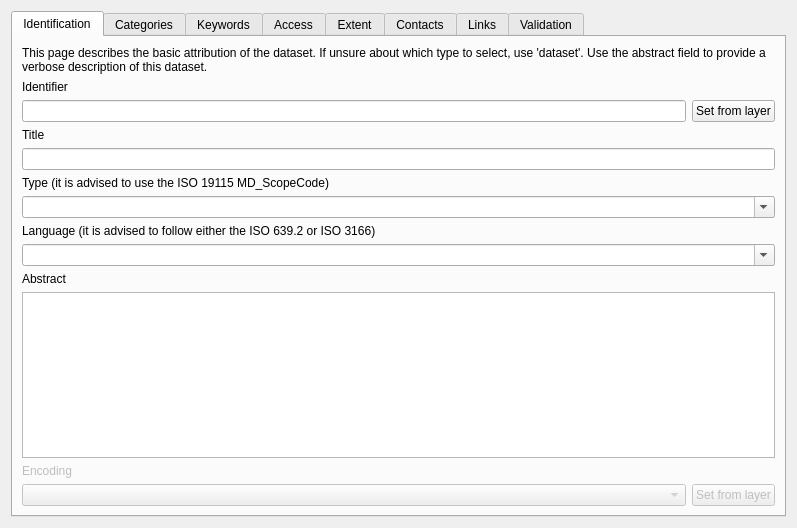
Before: the Qt Designer form src/ui/qgsmetadatawidget.ui in qgis/QGIS, drawn with Qt 5.
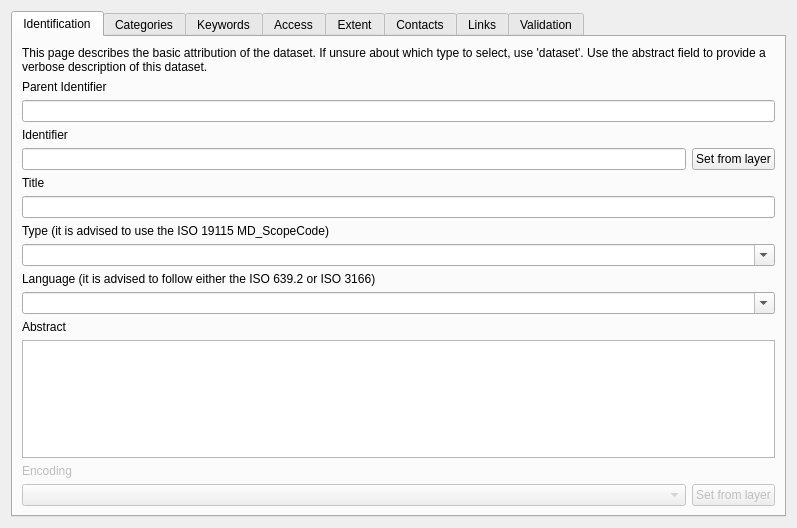
After: the same form once the commit is applied. The open tabs and pages were chosen to show the change. Icons and pictures are not drawn. Custom widgets are drawn as their Qt base class.

Commit message: add parent ID

```diff
--- a/src/ui/qgsmetadatawidget.ui
+++ b/src/ui/qgsmetadatawidget.ui
@@ -40,6 +40,16 @@
          </property>
         </widget>
        </item>
+       <item>
+        <widget class="QLabel" name="label_27">
+         <property name="text">
+          <string>Parent Identifier</string>
+         </property>
+        </widget>
+       </item>
+       <item>
+        <widget class="QLineEdit" name="lineEditParentId"/>
+       </item>
        <item>
         <widget class="QLabel" name="label_3">
          <property name="text">
```
Left out of the diff: 11 changed lines with no effect on the pictures. The commit also changes 1 other file.
